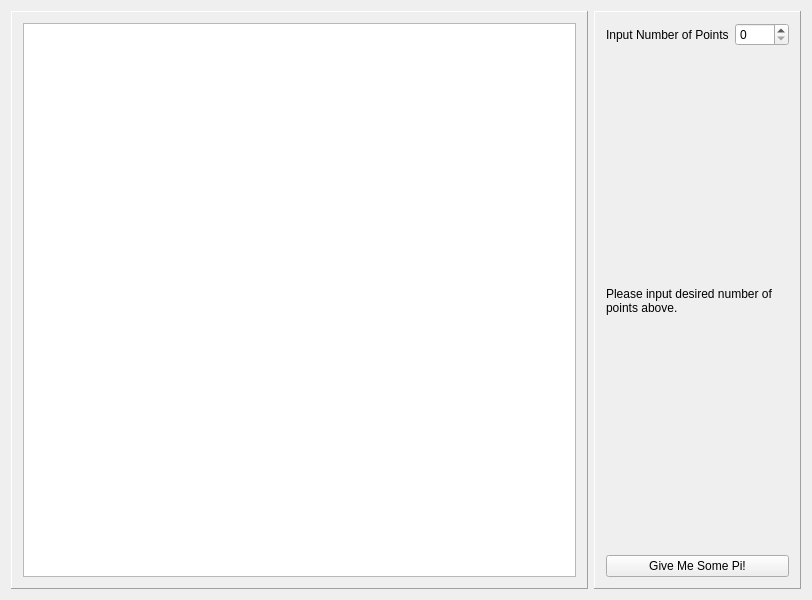
Qt form mainwindowform.ui (maizytrain/ME-EN-570-Midterm-Project) before a commit.
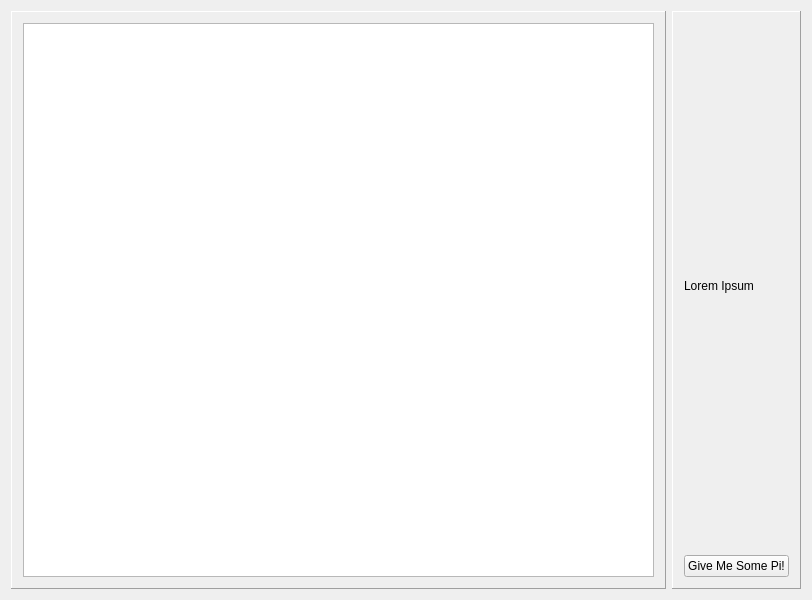
The same form after that commit.

Diff of the .ui file:
```diff
--- a/mainwindowform.ui
+++ b/mainwindowform.ui
@@ -42,28 +42,10 @@
        <enum>QFrame::Raised</enum>
       </property>
       <layout class="QVBoxLayout" name="verticalLayout_2">
-       <item>
-        <layout class="QHBoxLayout" name="horizontalLayout_2">
-         <item>
-          <widget class="QLabel" name="label">
-           <property name="text">
-            <string>Input Number of Points</string>
-           </property>
-          </widget>
-         </item>
-         <item>
-          <widget class="QSpinBox" name="countInput">
-           <property name="maximum">
-            <number>9999</number>
-           </property>
-          </widget>
-         </item>
-        </layout>
-       </item>
        <item>
         <widget class="QLabel" name="outputBox">
          <property name="text">
-          <string>Please input desired number of points above.</string>
+          <string>Lorem Ipsum</string>
          </property>
          <property name="wordWrap">
           <bool>true</bool>
```
